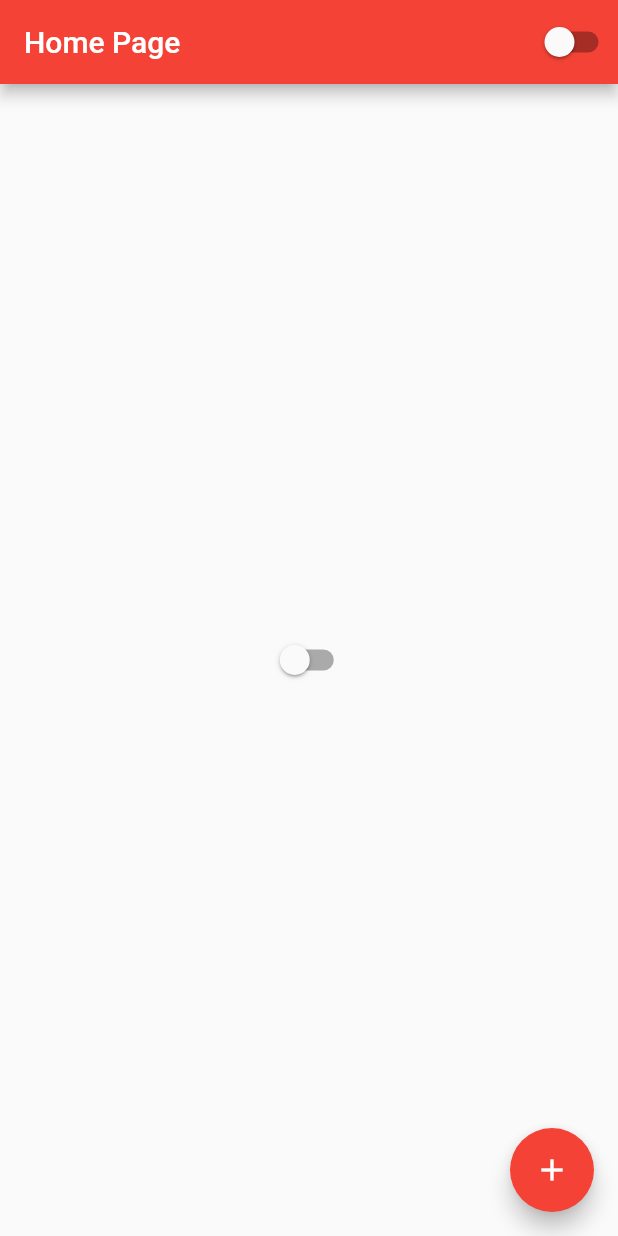
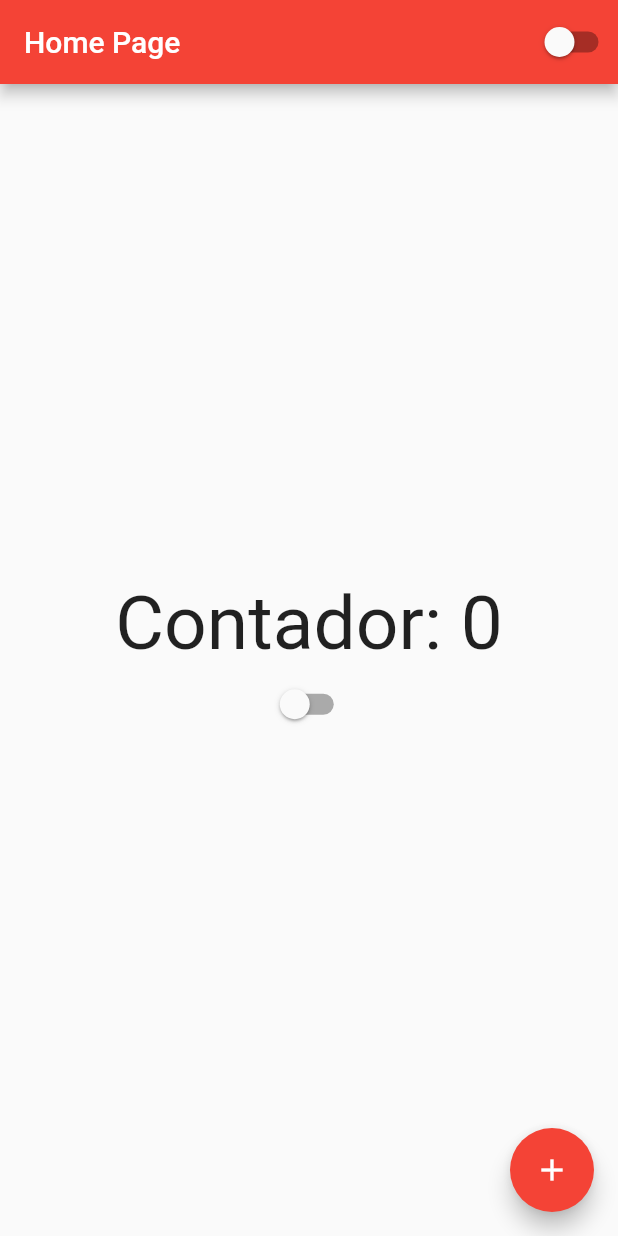
Before and after one commit to matheusGolmini/ola_mundo_flutter, a Flutter app: the screen it shows after launch, on a phone screen of 412 x 824 dp. Run offline on Flutter 3.47's test engine with Material 2 defaults, Android fonts, the phone set to English and light mode, and no system bars.

Commit message:
feat: add column home page

```diff
--- a/lib/home_page.dart
+++ b/lib/home_page.dart
@@ -21,17 +21,27 @@ class HomePageState extends State<HomePage> {
           CustomSwitcher(),
         ],
       ),
-      body: Center(
-        child: CustomSwitcher()
+      body: Container(
+        width: double.infinity,
+        height: double.infinity,
+        child: Column(
+          mainAxisAlignment: MainAxisAlignment.center,
+          children: [
+            Text('Contador: $counter',
+              style: TextStyle(fontSize: 50),
+            ),
+            CustomSwitcher(),
+          ],
+        ),
       ),
       floatingActionButton: FloatingActionButton(
         child: Icon(Icons.add),
         onPressed: () {
           setState(() {
-              counter++;
-            });
-        },
-      ),
+            counter++;
+          });
+        }
+      ,)
     );
   }
 }
```
